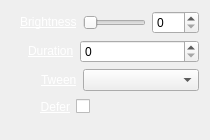
cambell-prince/casparcg-client, file trunk/Widgets/Inspector/InspectorBrightnessWidget.ui: the form before one commit.
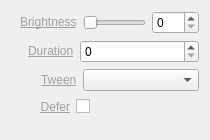
The form after the commit.

Diff of the .ui file:
```diff
--- a/trunk/Widgets/Inspector/InspectorBrightnessWidget.ui
+++ b/trunk/Widgets/Inspector/InspectorBrightnessWidget.ui
@@ -38,7 +38,7 @@
      <item>
       <widget class="QLabel" name="labelBrightness">
        <property name="text">
-        <string>&lt;a href=&quot;Brightness&quot; style=&quot;color: white;&quot;&gt;Brightness&lt;/a&gt;</string>
+        <string>&lt;a href=&quot;Brightness&quot; style=&quot;color: #A0A0A0;&quot;&gt;Brightness&lt;/a&gt;</string>
        </property>
       </widget>
      </item>
@@ -85,7 +85,7 @@
      <item>
       <widget class="QLabel" name="labelDuration">
        <property name="text">
-        <string>&lt;a href=&quot;Duration&quot; style=&quot;color: white;&quot;&gt;Duration&lt;/a&gt;</string>
+        <string>&lt;a href=&quot;Duration&quot; style=&quot;color: #A0A0A0;&quot;&gt;Duration&lt;/a&gt;</string>
        </property>
       </widget>
      </item>
@@ -125,7 +125,7 @@
      <item>
       <widget class="QLabel" name="labelTween">
        <property name="text">
-        <string>&lt;a href=&quot;Tween&quot; style=&quot;color: white;&quot;&gt;Tween&lt;/a&gt;</string>
+        <string>&lt;a href=&quot;Tween&quot; style=&quot;color: #A0A0A0;&quot;&gt;Tween&lt;/a&gt;</string>
        </property>
       </widget>
      </item>
@@ -162,7 +162,7 @@
      <item>
       <widget class="QLabel" name="labelDefer">
        <property name="text">
-        <string>&lt;a href=&quot;Defer&quot; style=&quot;color: white;&quot;&gt;Defer&lt;/a&gt;</string>
+        <string>&lt;a href=&quot;Defer&quot; style=&quot;color: #A0A0A0;&quot;&gt;Defer&lt;/a&gt;</string>
        </property>
        <property name="alignment">
         <set>Qt::AlignRight|Qt::AlignTrailing|Qt::AlignVCenter</set>
```
